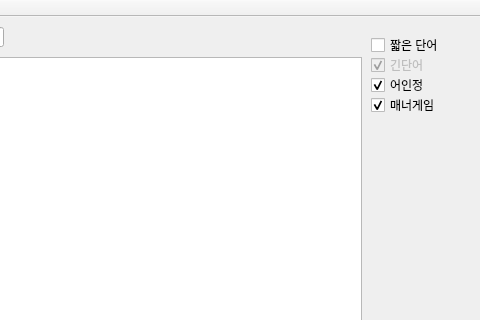
The window that ui.ui (SecretJuJu/KKuTu-Dictionary-Python) describes before a commit, drawn with Qt 5; both pictures show x 129 to 609 and y 0 to 320 of the 609 by 703 pixel window.
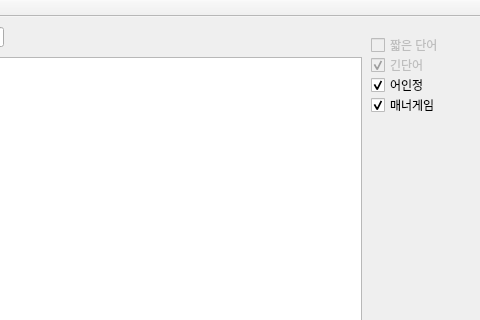
The same window after the commit.

```diff
--- a/ui.ui
+++ b/ui.ui
@@ -28,6 +28,9 @@
     </property>
    </widget>
    <widget class="QCheckBox" name="CheckBoxShortWord">
+    <property name="enabled">
+     <bool>false</bool>
+    </property>
     <property name="geometry">
      <rect>
       <x>500</x>
```
